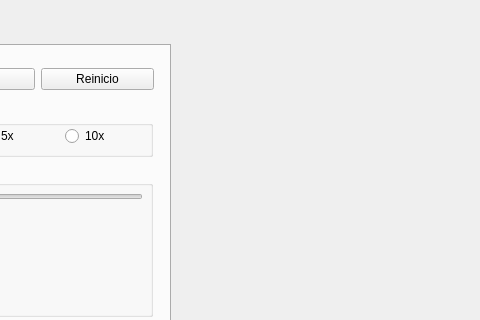
Old version of the form WaterTank/mainwindow.ui in the repository Grimpper/Project_SII_WaterTank; both pictures show x 230 to 710 and y 0 to 320 of the 800 by 785 pixel window.
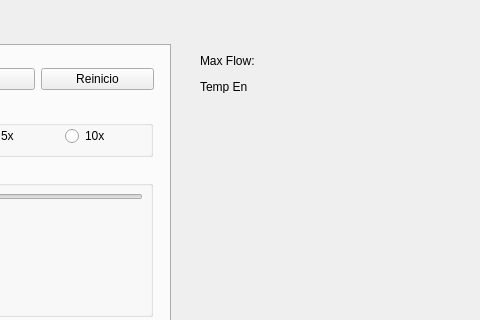
New version of the form. The open tabs and pages were chosen to show the change.

```diff
--- a/WaterTank/mainwindow.ui
+++ b/WaterTank/mainwindow.ui
@@ -1033,6 +1033,32 @@
      </widget>
     </widget>
    </widget>
+   <widget class="QLabel" name="label_MaxFlow_Value">
+    <property name="geometry">
+     <rect>
+      <x>430</x>
+      <y>50</y>
+      <width>81</width>
+      <height>21</height>
+     </rect>
+    </property>
+    <property name="text">
+     <string>Max Flow: </string>
+    </property>
+   </widget>
+   <widget class="QLabel" name="label_EntranceTemp_Value">
+    <property name="geometry">
+     <rect>
+      <x>430</x>
+      <y>80</y>
+      <width>47</width>
+      <height>13</height>
+     </rect>
+    </property>
+    <property name="text">
+     <string>Temp Ent: </string>
+    </property>
+   </widget>
   </widget>
   <widget class="QMenuBar" name="menubar">
    <property name="geometry">
```
Left out of the diff: 5 changed lines with no effect on the pictures.
